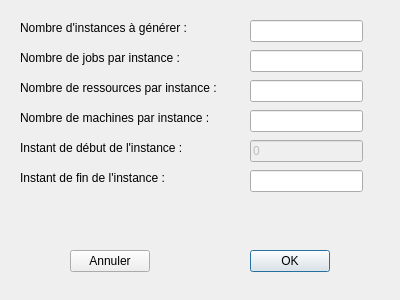
First picture: the form in generationinstance.ui, repository pierrefervault/PRDOrdonancement, before the edit.
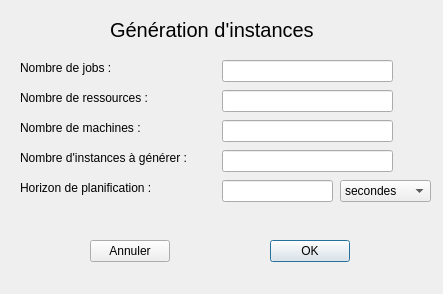
Second picture: the form after the edit.

```diff
--- a/generationinstance.ui
+++ b/generationinstance.ui
@@ -6,8 +6,8 @@
    <rect>
     <x>0</x>
     <y>0</y>
-    <width>400</width>
-    <height>300</height>
+    <width>443</width>
+    <height>294</height>
    </rect>
   </property>
   <property name="windowTitle">
@@ -17,8 +17,8 @@
    <property name="geometry">
     <rect>
      <x>20</x>
-     <y>20</y>
-     <width>201</width>
+     <y>150</y>
+     <width>191</width>
      <height>16</height>
     </rect>
    </property>
@@ -30,83 +30,60 @@
    <property name="geometry">
     <rect>
      <x>20</x>
-     <y>50</y>
-     <width>201</width>
+     <y>60</y>
+     <width>181</width>
      <height>16</height>
     </rect>
    </property>
    <property name="text">
-    <string>Nombre de jobs par instance :</string>
+    <string>Nombre de jobs :</string>
    </property>
   </widget>
   <widget class="QLabel" name="nbrRessourcesLabel">
    <property name="geometry">
     <rect>
      <x>20</x>
-     <y>80</y>
-     <width>231</width>
+     <y>90</y>
+     <width>171</width>
      <height>16</height>
     </rect>
    </property>
    <property name="text">
-    <string>Nombre de ressources par instance :</string>
+    <string>Nombre de ressources :</string>
    </property>
   </widget>
   <widget class="QLabel" name="nbrMachinesLabel">
    <property name="geometry">
     <rect>
      <x>20</x>
-     <y>110</y>
-     <width>231</width>
+     <y>120</y>
+     <width>191</width>
      <height>16</height>
     </rect>
    </property>
    <property name="text">
-    <string>Nombre de machines par instance :</string>
+    <string>Nombre de machines :</string>
    </property>
   </widget>
   <widget class="QLabel" name="instantDebutLabel">
    <property name="geometry">
     <rect>
      <x>20</x>
-     <y>140</y>
-     <width>231</width>
+     <y>180</y>
+     <width>191</width>
      <height>16</height>
     </rect>
    </property>
    <property name="text">
-    <string>Instant de début de l'instance :</string>
-   </property>
-  </widget>
-  <widget class="QLabel" name="instantFinLabel">
-   <property name="geometry">
-    <rect>
-     <x>20</x>
-     <y>170</y>
-     <width>231</width>
-     <height>16</height>
-    </rect>
-   </property>
-   <property name="text">
-    <string>Instant de fin de l'instance :</string>
-   </property>
-  </widget>
-  <widget class="QLineEdit" name="nbrInstancesLineEdit">
-   <property name="geometry">
-    <rect>
-     <x>250</x>
-     <y>20</y>
-     <width>113</width>
-     <height>22</height>
-    </rect>
+    <string>Horizon de planification :</string>
    </property>
   </widget>
   <widget class="QLineEdit" name="nbrJobsLineEdit">
    <property name="geometry">
     <rect>
-     <x>250</x>
-     <y>50</y>
-     <width>113</width>
+     <x>222</x>
+     <y>60</y>
+     <width>171</width>
      <height>22</height>
     </rect>
    </property>
@@ -114,9 +91,9 @@
   <widget class="QLineEdit" name="nbrRessourcesLineEdit">
    <property name="geometry">
     <rect>
-     <x>250</x>
-     <y>80</y>
-     <width>113</width>
+     <x>222</x>
+     <y>90</y>
+     <width>171</width>
      <height>22</height>
     </rect>
    </property>
@@ -124,35 +101,29 @@
   <widget class="QLineEdit" name="nbrMachinesLineEdit">
    <property name="geometry">
     <rect>
-     <x>250</x>
-     <y>110</y>
-     <width>113</width>
+     <x>222</x>
+     <y>120</y>
+     <width>171</width>
      <height>22</height>
     </rect>
    </property>
   </widget>
-  <widget class="QLineEdit" name="instantDebutLineEdit">
-   <property name="enabled">
-    <bool>false</bool>
-   </property>
+  <widget class="QLineEdit" name="nbrInstancesLineEdit">
    <property name="geometry">
     <rect>
-     <x>250</x>
-     <y>140</y>
-     <width>113</width>
+     <x>222</x>
+     <y>150</y>
+     <width>171</width>
      <height>22</height>
     </rect>
    </property>
-   <property name="text">
-    <string>0</string>
-   </property>
   </widget>
   <widget class="QLineEdit" name="instantFinLineEdit">
    <property name="geometry">
     <rect>
-     <x>250</x>
-     <y>170</y>
-     <width>113</width>
+     <x>222</x>
+     <y>180</y>
+     <width>111</width>
      <height>22</height>
     </rect>
    </property>
@@ -160,8 +131,8 @@
   <widget class="QPushButton" name="okPushButton">
    <property name="geometry">
     <rect>
-     <x>250</x>
-     <y>250</y>
+     <x>270</x>
+     <y>240</y>
      <width>80</width>
      <height>22</height>
     </rect>
@@ -173,8 +144,8 @@
   <widget class="QPushButton" name="annulerPushButton">
    <property name="geometry">
     <rect>
-     <x>70</x>
-     <y>250</y>
+     <x>90</x>
+     <y>240</y>
      <width>80</width>
      <height>22</height>
     </rect>
@@ -183,6 +154,54 @@
     <string>Annuler</string>
    </property>
   </widget>
+  <widget class="QComboBox" name="horizonPlanificationComboBox">
+   <property name="geometry">
+    <rect>
+     <x>340</x>
+     <y>180</y>
+     <width>91</width>
+     <height>22</height>
+    </rect>
+   </property>
+   <item>
+    <property name="text">
+     <string>secondes</string>
+    </property>
+   </item>
+   <item>
+    <property name="text">
+     <string>minutes</string>
+    </property>
+   </item>
+   <item>
+    <property name="text">
+     <string>heures</string>
+    </property>
+   </item>
+   <item>
+    <property name="text">
+     <string>jours</string>
+    </property>
+   </item>
+  </widget>
+  <widget class="QLabel" name="titleLabel">
+   <property name="geometry">
+    <rect>
+     <x>110</x>
+     <y>20</y>
+     <width>251</width>
+     <height>20</height>
+    </rect>
+   </property>
+   <property name="font">
+    <font>
+     <pointsize>15</pointsize>
+    </font>
+   </property>
+   <property name="text">
+    <string>Génération d'instances</string>
+   </property>
+  </widget>
  </widget>
  <resources/>
  <connections/>
```
Left out of the diff: 4 changed lines with no effect on the pictures.
